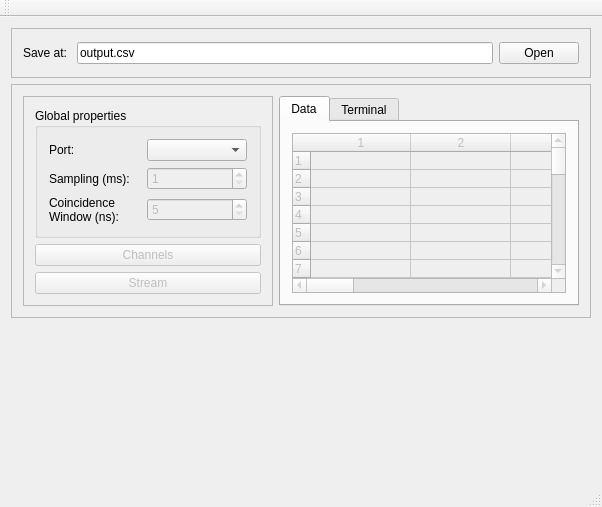
The window that GUI/mainwindow.ui (jcbedoyam/AbacusSoftware) describes before a commit, drawn with Qt 5.
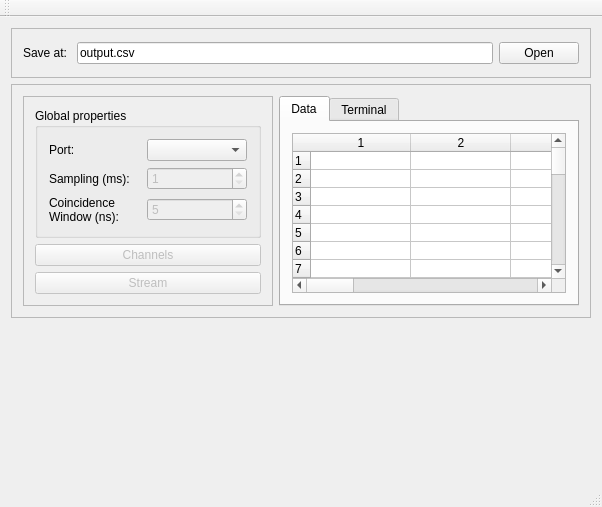
The same window after the commit.

What changed in the file:
```diff
--- a/GUI/mainwindow.ui
+++ b/GUI/mainwindow.ui
@@ -7,7 +7,7 @@
     <x>0</x>
     <y>0</y>
     <width>600</width>
-    <height>436</height>
+    <height>450</height>
    </rect>
   </property>
   <property name="windowTitle">
@@ -226,7 +226,7 @@
            <item>
             <widget class="QTableWidget" name="table">
              <property name="enabled">
-              <bool>false</bool>
+              <bool>true</bool>
              </property>
              <property name="dragEnabled">
               <bool>true</bool>
```
